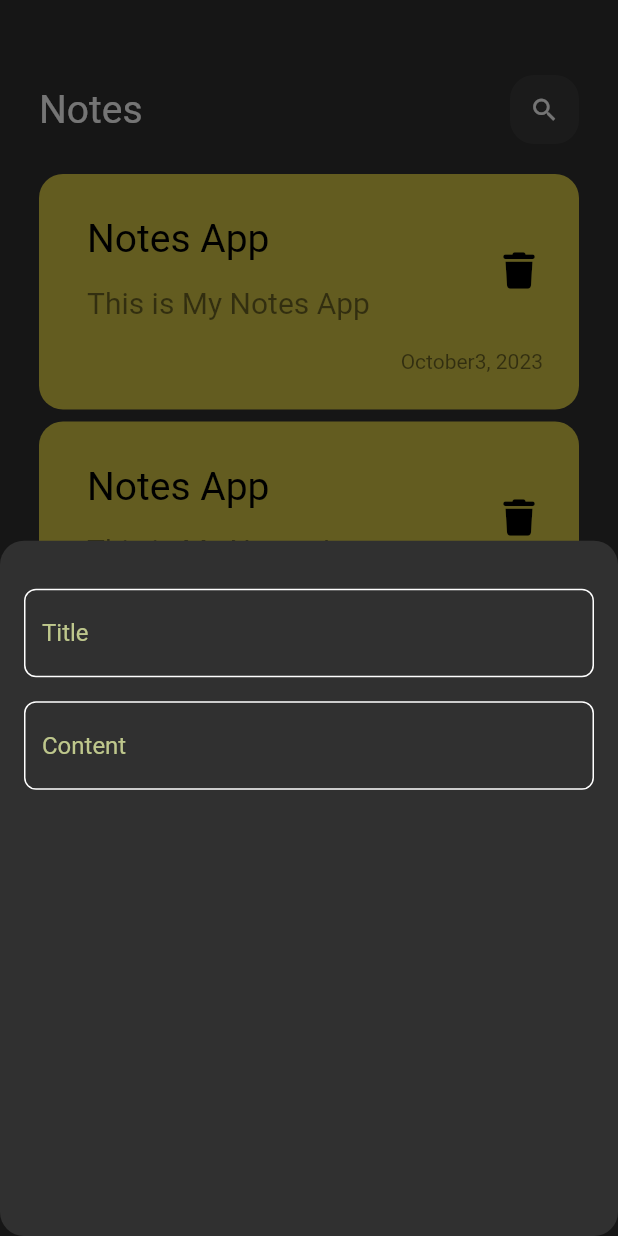
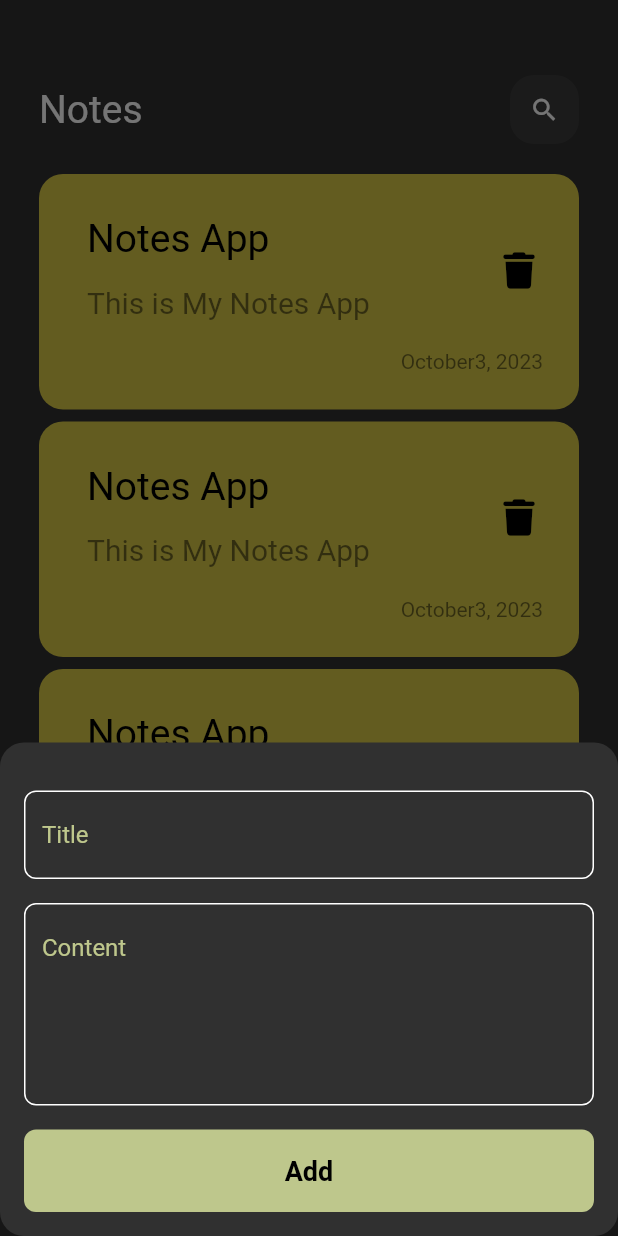
Before and after one commit to RadwaAshraf1/notes_app, a Flutter app: the screen it shows after launch, after a tap on the "add" icon, on a phone screen of 412 x 824 dp. Run offline on Flutter 3.47's test engine with Material 2 defaults, Android fonts, the phone set to English and light mode, and no system bars; our stand-ins replace font_awesome_flutter; Roboto replaces fonts that are missing (assets/fonts/Poppins-Regular.ttf).

Commit message:
create edite note view and GestureDetector

```diff
--- a/lib/add_note_buttom_sheet.dart
+++ /dev/null
@@ -1,30 +0,0 @@
-import 'package:flutter/material.dart';
-import 'package:notesapp/views/custom_text_field.dart';
-
-class AddNoteButtomSheet extends StatelessWidget {
-  const AddNoteButtomSheet({super.key});
-
-  @override
-  Widget build(BuildContext context) {
-    return const Padding(
-      padding: EdgeInsets.symmetric(horizontal: 16),
-      child: Column(
-        crossAxisAlignment: CrossAxisAlignment.center,
-        children: [
-          SizedBox(
-            height: 32),
-          CustomTextField(
-            hint: 'Title',
-          ),
-
-          SizedBox(height: 16),
-
-          CustomTextField(
-            hint: 'Content',
-            maxLines: 15,
-          ),
-        ],
-      ),
-    );
-  }
-}
--- a/lib/main.dart
+++ b/lib/main.dart
@@ -1,5 +1,5 @@
 import 'package:flutter/material.dart';
-import 'package:notesapp/views/notes_view.dart';
+import 'package:notesapp/views/widgets/notes_view.dart';
 
 void main() {
   runApp(const NotesApp());
--- a/lib/views/custom_note_item.dart
+++ /dev/null
@@ -1,47 +0,0 @@
-import 'package:flutter/material.dart';
-import 'package:font_awesome_flutter/font_awesome_flutter.dart';
-
-class NoteItem extends StatelessWidget {
-  const NoteItem({super.key});
-
-  @override
-  Widget build(BuildContext context) {
-    return Container(
-      padding: const EdgeInsets.only(top: 24, bottom: 24, left: 16),
-      decoration: BoxDecoration(
-        borderRadius: BorderRadius.circular(16),
-        color: const Color.fromARGB(255, 216, 201, 69),
-      ),
-      child: Column(crossAxisAlignment: CrossAxisAlignment.end, children: [
-        ListTile(
-            title: const Text(
-              "Notes App",
-              style: TextStyle(color: Colors.black, fontSize: 26),
-            ),
-          subtitle: Padding(
-            padding: const EdgeInsets.symmetric(vertical: 16),
-            child: Text(
-              "This is My Notes App",
-              style:
-                  TextStyle(color: Colors.black.withOpacity(.5), fontSize: 20),
-            ),
-          ),
-          trailing: IconButton(
-            onPressed: () {},
-            icon: const Icon(
-              FontAwesomeIcons.trash,
-              size: 24,
-            color: Colors.black,
-            ),
-          ),
-        ),
-        Padding(
-          padding: const EdgeInsets.symmetric(horizontal: 24),
-          child: Text("October3, 2023",
-              style:
-                  TextStyle(color: Colors.black.withOpacity(.5), fontSize: 14)),
-        )
-      ]),
-    );
-  }
-}
--- /dev/null
+++ b/lib/views/edit_note_view.dart
@@ -0,0 +1,13 @@
+import 'package:flutter/material.dart';
+import 'package:notesapp/views/widgets/edite_note_view_body.dart';
+
+class EditeNoteView extends StatelessWidget {
+  const EditeNoteView({super.key});
+
+  @override
+  Widget build(BuildContext context) {
+    return const Scaffold(
+      body: EditeNoteViewBody(),
+    );
+  }
+}
--- /dev/null
+++ b/lib/views/widgets/add_note_buttom_sheet.dart
@@ -0,0 +1,53 @@
+import 'package:flutter/material.dart';
+import 'package:notesapp/views/colors.dart';
+import 'package:notesapp/views/widgets/custom_text_field.dart';
+
+class AddNoteButtomSheet extends StatelessWidget {
+  const AddNoteButtomSheet({super.key});
+
+  @override
+  Widget build(BuildContext context) {
+    return const Padding(
+      padding: EdgeInsets.symmetric(horizontal: 16),
+      child: SingleChildScrollView(
+        child: Column(
+          children: [
+            SizedBox(height: 32),
+            CustomTextField(
+              hint: 'Title',
+            ),
+            SizedBox(height: 16),
+            CustomTextField(
+              hint: 'Content',
+              maxLines: 5,
+            ),
+            SizedBox(height: 16,),
+            CustomButton(),
+            SizedBox(height: 16,)
+          ],
+        ),
+      ),
+    );
+  }
+}
+
+class CustomButton extends StatelessWidget {
+  const CustomButton({super.key});
+
+  @override
+  Widget build(BuildContext context) {
+    return Container(
+      width: MediaQuery.of(context).size.width,
+      height: 55,
+      decoration: BoxDecoration(
+          borderRadius: BorderRadius.circular(8), color: primaryColor),
+      child: const Center(
+          child: Text(
+        "Add",
+        style: TextStyle(color: Colors.black,
+        fontWeight: FontWeight.w600,
+        fontSize: 18),
+      )),
+    );
+  }
+}
--- /dev/null
+++ b/lib/views/widgets/custom_note_item.dart
@@ -0,0 +1,55 @@
+import 'package:flutter/material.dart';
+import 'package:font_awesome_flutter/font_awesome_flutter.dart';
+import 'package:notesapp/views/edit_note_view.dart';
+
+class NoteItem extends StatelessWidget {
+  const NoteItem({super.key});
+
+  @override
+  Widget build(BuildContext context) {
+    return GestureDetector(
+      onTap: () {
+        Navigator.push(context, MaterialPageRoute(builder: (context) {
+          return const EditeNoteView();
+        }));
+      },
+      child: Container(
+        padding: const EdgeInsets.only(top: 24, bottom: 24, left: 16),
+        decoration: BoxDecoration(
+          borderRadius: BorderRadius.circular(16),
+          color: const Color.fromARGB(255, 216, 201, 69),
+        ),
+        child: Column(crossAxisAlignment: CrossAxisAlignment.end, children: [
+          ListTile(
+            title: const Text(
+              "Notes App",
+              style: TextStyle(color: Colors.black, fontSize: 26),
+            ),
+            subtitle: Padding(
+              padding: const EdgeInsets.symmetric(vertical: 16),
+              child: Text(
+                "This is My Notes App",
+                style: TextStyle(
+                    color: Colors.black.withOpacity(.5), fontSize: 20),
+              ),
+            ),
+            trailing: IconButton(
+              onPressed: () {},
+              icon: const Icon(
+                FontAwesomeIcons.trash,
+                size: 24,
+                color: Colors.black,
+              ),
+            ),
+          ),
+          Padding(
+            padding: const EdgeInsets.symmetric(horizontal: 24),
+            child: Text("October3, 2023",
+                style: TextStyle(
+                    color: Colors.black.withOpacity(.5), fontSize: 14)),
+          )
+        ]),
+      ),
+    );
+  }
+}
--- a/lib/views/custom_text_field.dart
+++ b/lib/views/widgets/custom_text_field.dart
@@ -2,21 +2,22 @@ import 'package:flutter/material.dart';
 import 'package:notesapp/views/colors.dart';
 
 class CustomTextField extends StatelessWidget {
-  const CustomTextField({super.key, required this.hint, this.maxLines=1, this.textAlign});
+  const CustomTextField({super.key, required this.hint, this.maxLines=1});
   final String hint;
   final int maxLines;
-  final TextAlign? textAlign;
   @override
   Widget build(BuildContext context) {
     return TextField(
       cursorColor: primaryColor,
       decoration: InputDecoration(
         hintText: hint,
+
         hintStyle: const TextStyle(color: primaryColor),
         border: buildBorder(),
         enabledBorder: buildBorder(),
         focusedBorder: buildBorder(primaryColor),
       ),
+      maxLines: maxLines,
     );
   }
 
--- /dev/null
+++ b/lib/views/widgets/edite_note_view_body.dart
@@ -0,0 +1,12 @@
+import 'package:flutter/material.dart';
+
+class EditeNoteViewBody extends StatelessWidget {
+  const EditeNoteViewBody({super.key});
+
+  @override
+  Widget build(BuildContext context) {
+    return Container(
+
+    );
+  }
+}
```
Also changed, not shown: lib/views/widgets/notes_view.dart (renamed from lib/views/notes_view.dart, +5 -2 lines), lib/views/widgets/custom_app_bar.dart (renamed from lib/views/custom_app_bar.dart), lib/views/widgets/custom_search_icon.dart (renamed from lib/views/custom_search_icon.dart), lib/views/widgets/note_listview.dart (renamed from lib/views/note_listview.dart), lib/views/widgets/notes_view_body.dart (renamed from lib/views/notes_view_body.dart).
